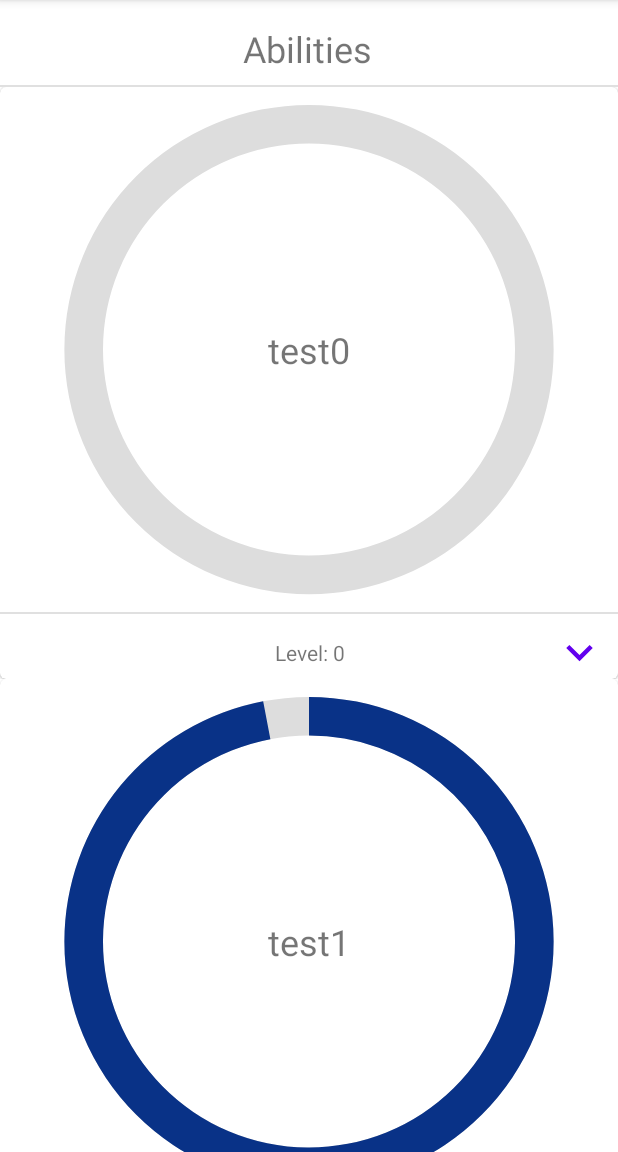
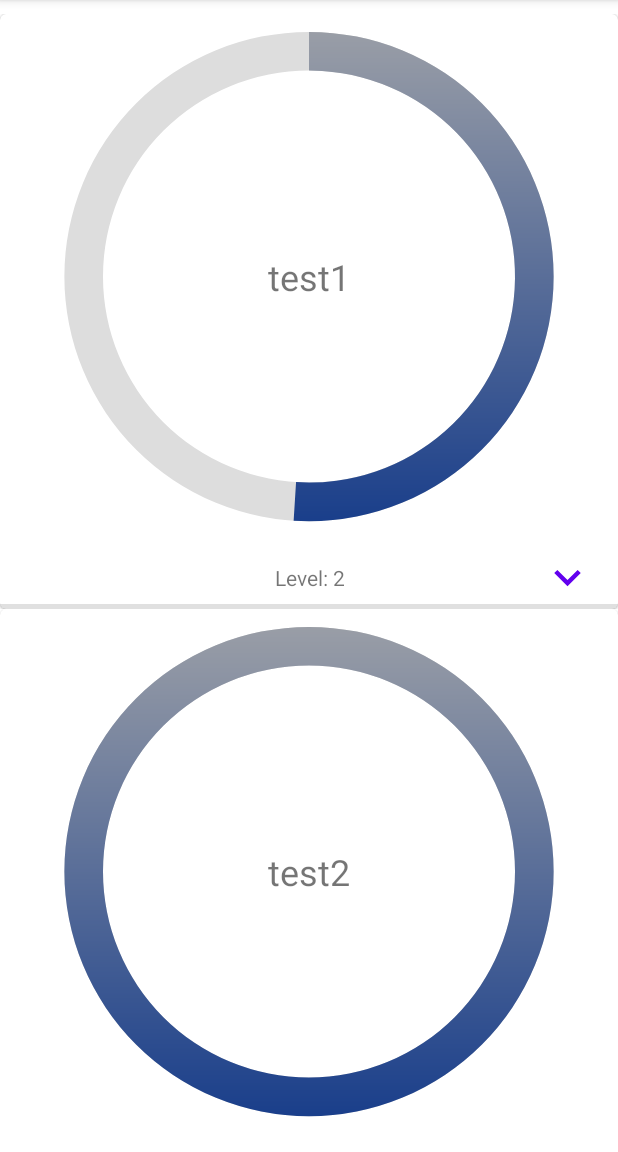
Before and after one commit to NaserSalameh/IP-Imposterless-App, an Android app: the fragment AbilitiesFragment shown on its own in the app's theme, on a phone screen of 412 x 824 dp, the part 84-1236 px from its top. Run offline under Robolectric (Android 15) with nearby library versions, the phone set to English and light mode, and no system bars.

Commit message:
Sprint 3: Achievement + Abilities Tab Last Changes: - Visual changes - Change Exp metrics Sprint progress: - Functionality to open Achievement - Functionality to add Achievement - Created Abilities UI - Create Abilities Functionality To view Sprint TO DO: - DB implementation for Abilities

```diff
--- a/app/src/main/java/com/nasersalameh/imposterphenomenoninterventionapp/activities/main/abilities/AbilitiesCardsAdapter.java
+++ b/app/src/main/java/com/nasersalameh/imposterphenomenoninterventionapp/activities/main/abilities/AbilitiesCardsAdapter.java
@@ -1,7 +1,16 @@
 package com.nasersalameh.imposterphenomenoninterventionapp.activities.main.abilities;
+import android.annotation.SuppressLint;
 import android.app.Activity;
 import android.content.Context;
+import android.content.res.ColorStateList;
+import android.graphics.Color;
+import android.graphics.ColorFilter;
+import android.graphics.PorterDuff;
+import android.graphics.PorterDuffColorFilter;
 import android.graphics.drawable.Drawable;
+import android.graphics.drawable.GradientDrawable;
+import android.graphics.drawable.LayerDrawable;
+import android.graphics.drawable.RotateDrawable;
 import android.os.Build;
 import android.transition.AutoTransition;
 import android.transition.TransitionManager;
@@ -71,6 +80,12 @@ public class AbilitiesCardsAdapter extends RecyclerView.Adapter<AbilitiesCardsAd
 
         viewHolder.abilitiesCardProgressBar.setProgress(currentAbility.getProgress());
 
+        //get new drawable instance and change color
+//        Drawable progressDrawable = context.getDrawable(R.drawable.abilities_progress_circle).getConstantState().newDrawable();
+//        progressDrawable.setColorFilter(currentAbility.getLevelColor(), PorterDuff.Mode.SRC_IN);
+//        viewHolder.abilitiesCardProgressBar.setProgressDrawable(progressDrawable);
+//        viewHolder.abilitiesCardProgressBar.setProgressTintList(ColorStateList.valueOf(currentAbility.getLevelColor()));
+
         viewHolder.abilitiesCardNameTextView.setText(currentAbility.getName());
 
         //Drop down button
@@ -95,9 +110,12 @@ public class AbilitiesCardsAdapter extends RecyclerView.Adapter<AbilitiesCardsAd
 
         //ChipGroup
         ChipGroup chipGroup = viewHolder.abilitiesCardImproveChipGroup;
+        //remove previous chips
+        chipGroup.removeAllViews();
 
         //add all improvements
         for(String improvement: currentAbility.getImprovements()){
+
             Chip chip = (Chip) layoutInflater.inflate(R.layout.fragment_abilities_card_improve_chip,chipGroup, false);
             chip.setText(improvement);
             chipGroup.addView(chip);
--- a/app/src/main/java/com/nasersalameh/imposterphenomenoninterventionapp/activities/main/abilities/AbilitiesFragment.java
+++ b/app/src/main/java/com/nasersalameh/imposterphenomenoninterventionapp/activities/main/abilities/AbilitiesFragment.java
@@ -65,14 +65,14 @@ public class AbilitiesFragment extends Fragment {
 
         //Add Test Data
         ArrayList<Ability> abilities = new ArrayList<>();
-        for(int i=0;i<7;i++) {
+        for(int i=1;i<7;i++) {
             ArrayList<String> improvements = new ArrayList<>();
             improvements.add("Improvement" + i);
             improvements.add("Improvement" + i+2);
             improvements.add("Improvement" + i+3);
             improvements.add("Improvement" + i+4);
 
-            Ability newAbility = new Ability("test"+i,"JUST TEST", i*1000);
+            Ability newAbility = new Ability("test"+i,"JUST TEST", i*40);
             newAbility.setImprovements(improvements);
             abilities.add(newAbility);
         }
--- a/app/src/main/res/drawable/abilities_progress_circle.xml
+++ b/app/src/main/res/drawable/abilities_progress_circle.xml
@@ -10,7 +10,7 @@
 
         </shape>
     </item>
-    <item>
+    <item  android:id="@+id/progressColor">
         <rotate
             android:fromDegrees="270"
             android:toDegrees="270">
@@ -19,7 +19,11 @@
             android:thicknessRatio="16"
             android:useLevel="true"
             >
-            <solid android:color="@color/dark_blue_background"></solid>
+<!--            <solid android:color="@color/dark_blue_background"></solid>-->
+            <gradient
+                android:startColor="@color/dark_blue_background"
+                android:endColor="@android:color/darker_gray"
+                ></gradient>
         </shape>
         </rotate>
     </item>
--- a/app/src/main/res/layout/fragment_abilities.xml
+++ b/app/src/main/res/layout/fragment_abilities.xml
@@ -3,7 +3,7 @@
     xmlns:app="http://schemas.android.com/apk/res-auto"
     xmlns:tools="http://schemas.android.com/tools"
     android:layout_width="match_parent"
-    android:layout_height="match_parent"
+    android:layout_height="wrap_content"
     tools:context=".activities.main.abilities.AbilitiesFragment">
 
     <TextView
@@ -32,6 +32,8 @@
         android:id="@+id/abilitiesRecyclerView"
         android:layout_width="wrap_content"
         android:layout_height="wrap_content"
+        android:layout_marginBottom="40dp"
+        app:layout_constraintBottom_toBottomOf="parent"
         app:layout_constraintStart_toStartOf="parent"
         app:layout_constraintTop_toBottomOf="@id/divider12" />
 
--- a/app/src/main/res/layout/fragment_abilities_card.xml
+++ b/app/src/main/res/layout/fragment_abilities_card.xml
@@ -16,7 +16,7 @@
 
         <androidx.constraintlayout.widget.ConstraintLayout
             android:layout_width="match_parent"
-            android:layout_height="match_parent">
+            android:layout_height="wrap_content">
 
             <RelativeLayout
                 android:id="@+id/abilitiesCardRelativeLayout"
@@ -27,11 +27,10 @@
 
                 <ProgressBar
                     android:id="@+id/abilitiesCardProgressBar"
-                    android:indeterminateOnly="false"
-                    android:progressDrawable="@drawable/abilities_progress_circle"
-                    tools:progress="60"
                     android:layout_width="match_parent"
-                    android:layout_height="350dp" />
+                    android:layout_height="350dp"
+                    style="@style/CircularDeterminateProgressBar"
+                    tools:progress="60" />
 
                 <TextView
                     android:id="@+id/abilitiesCardNameTextView"
@@ -105,24 +104,16 @@
 
                 </com.google.android.material.chip.ChipGroup>
 
-                <View
-                    android:id="@+id/divider14"
-                    android:layout_width="match_parent"
-                    android:layout_height="1dp"
-                    android:layout_marginTop="8dp"
-                    android:background="?android:attr/listDivider"
-                    app:layout_constraintStart_toStartOf="@id/abilitiesCardImproveChipGroup"
-                    app:layout_constraintTop_toBottomOf="@id/abilitiesCardImproveChipGroup" />
-
             </androidx.constraintlayout.widget.ConstraintLayout>
 
             <View
                 android:id="@+id/divider13"
                 android:layout_width="match_parent"
-                android:layout_height="1dp"
+                android:layout_height="3dp"
+                android:layout_marginTop="8dp"
                 android:background="?android:attr/listDivider"
                 app:layout_constraintStart_toStartOf="parent"
-                app:layout_constraintTop_toBottomOf="@+id/abilitiesCardRelativeLayout" />
+                app:layout_constraintTop_toBottomOf="@id/abilitiesCardExpandableView" />
 
             <TextView
                 android:id="@+id/abilitiesCardLevelTextView"
@@ -133,17 +124,17 @@
                 android:text="TextView"
                 app:layout_constraintEnd_toEndOf="parent"
                 app:layout_constraintStart_toStartOf="parent"
-                app:layout_constraintTop_toBottomOf="@+id/divider13" />
+                app:layout_constraintTop_toBottomOf="@+id/abilitiesCardRelativeLayout" />
 
             <Button
                 android:id="@+id/abilitiesCardArrowButton"
                 android:layout_width="35dp"
                 android:layout_height="35dp"
                 android:layout_marginTop="8dp"
-                android:layout_marginEnd="8dp"
+                android:layout_marginEnd="16dp"
                 android:background="@drawable/ic_keyboard_arrow_down"
                 app:layout_constraintEnd_toEndOf="parent"
-                app:layout_constraintTop_toBottomOf="@+id/divider13" />
+                app:layout_constraintTop_toBottomOf="@+id/abilitiesCardRelativeLayout" />
 
         </androidx.constraintlayout.widget.ConstraintLayout>
     </com.google.android.material.card.MaterialCardView>
--- a/app/src/main/res/values/colors.xml
+++ b/app/src/main/res/values/colors.xml
@@ -7,4 +7,28 @@
     <color name="light_purple_foreground">#3F51B5</color>
     <color name="black">#FF000000</color>
     <color name="dark_blue_background">#093287</color>
+
+
+    <!-- Levels Colors    -->
+    <color name="level_1">#fabed4</color>
+    <color name="level_2">#e6194B</color>
+    <color name="level_3">#800000</color>
+    <color name="level_4">#ffd8b1</color>
+    <color name="level_5">#9A6324</color>
+    <color name="level_6">#f58231</color>
+    <color name="level_7">#fffac8</color>
+    <color name="level_8">#808000</color>
+    <color name="level_9">#ffe119</color>
+    <color name="level_10">#aaffc3</color>
+    <color name="level_11">#bfef45</color>
+    <color name="level_12">#3cb44b</color>
+    <color name="level_13">#42d4f4</color>
+    <color name="level_14">#4363d8</color>
+    <color name="level_15">#000075</color>
+    <color name="level_16">#dcbeff</color>
+    <color name="level_17">#f032e6</color>
+    <color name="level_18">#911eb4</color>
+    <color name="level_19">#a9a9a9</color>
+    <color name="level_20">#000000</color>
+
 </resources>
--- /dev/null
+++ b/app/src/main/res/values/styles.xml
@@ -0,0 +1,15 @@
+<?xml version="1.0" encoding="utf-8"?>
+<resources>
+    <style name="CircularDeterminateProgressBar">
+        <item name="android:indeterminateOnly">false</item>
+        <item name="android:progressDrawable">@drawable/abilities_progress_circle</item>
+    </style>
+
+    <style name="newColor">
+        <item name="colorAccent">@color/level_1</item>
+        <item name="android:indeterminateOnly">false</item>
+        <item name="android:progressDrawable">@drawable/abilities_progress_circle</item>
+    </style>
+
+
+</resources>
```
Also changed, not shown: app/src/main/java/com/nasersalameh/imposterphenomenoninterventionapp/models/Ability.java (+36 -3 lines).
